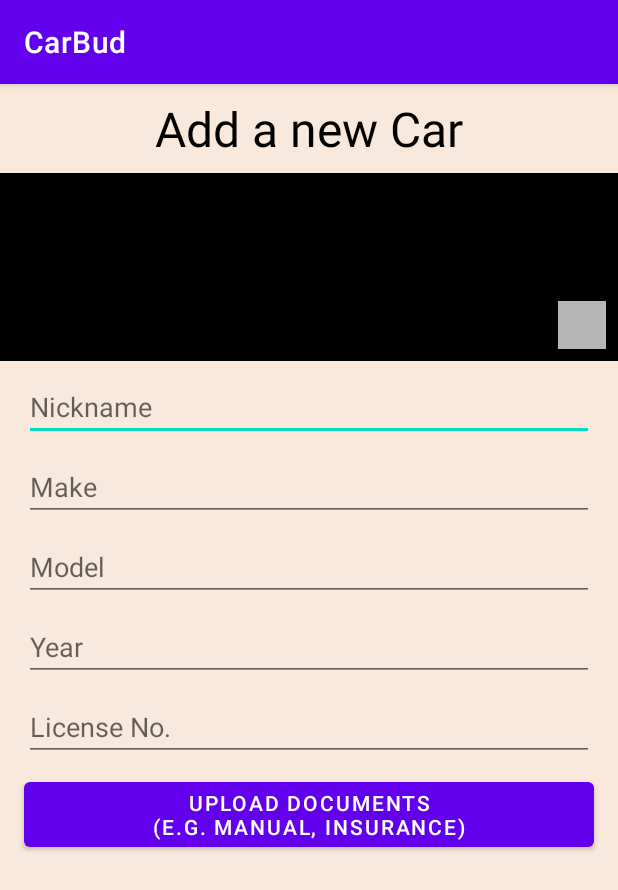
After one commit to ivangarzab/carrus, an Android app: the fragment CreateFragment shown on its own in the app's theme, on a phone screen of 412 x 824 dp. The commit adds this screen. Shown: the top 890 px of the screen. Run offline under Robolectric (Android 15) with nearby library versions, the phone set to English and light mode, and no system bars.

Commit message:
Create CreateFragment.kt + layout -  Add new string resources

```diff
--- /dev/null
+++ b/app/src/main/java/com/ivangarzab/carbud/create/CreateFragment.kt
@@ -0,0 +1,26 @@
+package com.ivangarzab.carbud.create
+
+import android.os.Bundle
+import android.view.LayoutInflater
+import android.view.View
+import android.view.ViewGroup
+import androidx.fragment.app.Fragment
+import com.ivangarzab.carbud.R
+
+/**
+ * Created by Ivan Garza Bermea.
+ */
+class CreateFragment : Fragment() {
+
+    override fun onCreate(savedInstanceState: Bundle?) {
+        super.onCreate(savedInstanceState)
+    }
+
+    override fun onCreateView(
+        inflater: LayoutInflater, container: ViewGroup?,
+        savedInstanceState: Bundle?
+    ): View? {
+        // Inflate the layout for this fragment
+        return inflater.inflate(R.layout.fragment_create, container, false)
+    }
+}
--- /dev/null
+++ b/app/src/main/res/layout/fragment_create.xml
@@ -0,0 +1,123 @@
+<?xml version="1.0" encoding="utf-8"?>
+<androidx.constraintlayout.widget.ConstraintLayout xmlns:android="http://schemas.android.com/apk/res/android"
+    android:layout_width="match_parent"
+    android:layout_height="match_parent"
+    android:background="@color/bridal_heath"
+    xmlns:app="http://schemas.android.com/apk/res-auto">
+
+    <TextView
+        android:id="@+id/createTitle"
+        android:layout_width="0dp"
+        android:layout_height="wrap_content"
+        android:text="@string/create_title"
+        android:textSize="32sp"
+        android:textColor="@color/black"
+        android:padding="8dp"
+        android:gravity="center_horizontal"
+        app:layout_constraintTop_toTopOf="parent"
+        app:layout_constraintStart_toStartOf="parent"
+        app:layout_constraintEnd_toEndOf="parent" />
+
+    <ImageView
+        android:id="@+id/createPreviewImage"
+        android:layout_width="0dp"
+        android:layout_height="125dp"
+        android:contentDescription="@string/label_artwork"
+        android:background="@color/black"
+        app:layout_constraintTop_toBottomOf="@id/createTitle"
+        app:layout_constraintStart_toStartOf="parent"
+        app:layout_constraintEnd_toEndOf="parent"/>
+
+    <ImageView
+        android:id="@+id/createUploadImage"
+        android:layout_width="32dp"
+        android:layout_height="32dp"
+        android:layout_marginEnd="8dp"
+        android:layout_marginBottom="8dp"
+        android:contentDescription="@string/label_artwork"
+        android:background="@color/silver"
+        app:layout_constraintEnd_toEndOf="@id/createPreviewImage"
+        app:layout_constraintBottom_toBottomOf="@id/createPreviewImage"/>
+
+    <EditText
+        android:id="@+id/createNicknameInput"
+        android:layout_width="0dp"
+        android:layout_height="wrap_content"
+        android:layout_marginTop="8dp"
+        android:layout_marginStart="16dp"
+        android:layout_marginEnd="16dp"
+        android:hint="@string/nickname"
+        android:inputType="text"
+        android:autofillHints="false"
+        app:layout_constraintTop_toBottomOf="@id/createPreviewImage"
+        app:layout_constraintStart_toStartOf="parent"
+        app:layout_constraintEnd_toEndOf="parent"/>
+
+    <EditText
+        android:id="@+id/createMakeInput"
+        android:layout_width="0dp"
+        android:layout_height="wrap_content"
+        android:layout_marginTop="8dp"
+        android:layout_marginStart="16dp"
+        android:layout_marginEnd="16dp"
+        android:hint="@string/make"
+        android:inputType="text"
+        android:autofillHints="false"
+        app:layout_constraintTop_toBottomOf="@id/createNicknameInput"
+        app:layout_constraintStart_toStartOf="parent"
+        app:layout_constraintEnd_toEndOf="parent" />
+
+    <EditText
+        android:id="@+id/createModelInput"
+        android:layout_width="0dp"
+        android:layout_height="wrap_content"
+        android:layout_marginTop="8dp"
+        android:layout_marginStart="16dp"
+        android:layout_marginEnd="16dp"
+        android:hint="@string/model"
+        android:inputType="text"
+        android:autofillHints="false"
+        app:layout_constraintTop_toBottomOf="@id/createMakeInput"
+        app:layout_constraintStart_toStartOf="parent"
+        app:layout_constraintEnd_toEndOf="parent"/>
+
+    <EditText
+        android:id="@+id/createYearInput"
+        android:layout_width="0dp"
+        android:layout_height="wrap_content"
+        android:layout_marginTop="8dp"
+        android:layout_marginStart="16dp"
+        android:layout_marginEnd="16dp"
+        android:hint="@string/year"
+        android:inputType="text"
+        android:autofillHints="false"
+        app:layout_constraintTop_toBottomOf="@id/createModelInput"
+        app:layout_constraintStart_toStartOf="parent"
+        app:layout_constraintEnd_toEndOf="parent"/>
+
+    <EditText
+        android:id="@+id/createLicenseInput"
+        android:layout_width="0dp"
+        android:layout_height="wrap_content"
+        android:layout_marginTop="8dp"
+        android:layout_marginStart="16dp"
+        android:layout_marginEnd="16dp"
+        android:hint="@string/license_no"
+        android:inputType="text"
+        android:autofillHints="false"
+        app:layout_constraintTop_toBottomOf="@id/createYearInput"
+        app:layout_constraintStart_toStartOf="parent"
+        app:layout_constraintEnd_toEndOf="parent"/>
+
+    <Button
+        android:layout_width="0dp"
+        android:layout_height="wrap_content"
+        android:layout_marginTop="8dp"
+        android:layout_marginStart="16dp"
+        android:layout_marginEnd="16dp"
+        android:text="@string/create_upload_docs"
+        app:layout_constraintTop_toBottomOf="@id/createLicenseInput"
+        app:layout_constraintStart_toStartOf="parent"
+        app:layout_constraintEnd_toEndOf="parent"/>
+
+</androidx.constraintlayout.widget.ConstraintLayout>
--- a/app/src/main/res/values/strings.xml
+++ b/app/src/main/res/values/strings.xml
@@ -4,15 +4,19 @@
     <!-- General -->
     <string name="make">Make</string>
     <string name="model">Model</string>
+    <string name="nickname">Nickname</string>
     <string name="year">Year</string>
+    <string name="license_no">License No.</string>
     <string name="color">Color</string>
     <string name="details">Details</string>
 
     <!-- Overview -->
     <string name="car_name">Car Name</string>
 
+    <!-- Create/Edit -->
+    <string name="create_title">Add a new Car</string>
+    <string name="create_upload_docs">Upload Documents\n(e.g. Manual, Insurance)</string>
+
     <!-- Content Description -->
     <string name="label_artwork">Artwork</string>
-    <!-- TODO: Remove or change this placeholder text -->
-    <string name="hello_blank_fragment">Hello blank fragment</string>
 </resources>
```
